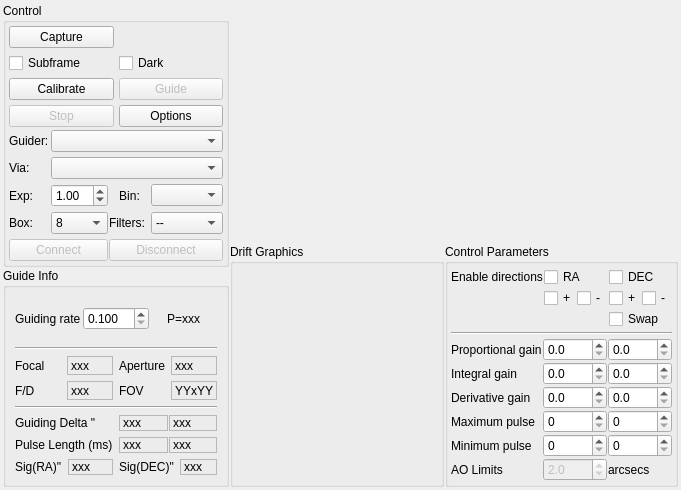
Before: the Qt Designer form kstars/ekos/guide/guide.ui in KDE/kstars, drawn with Qt 5.
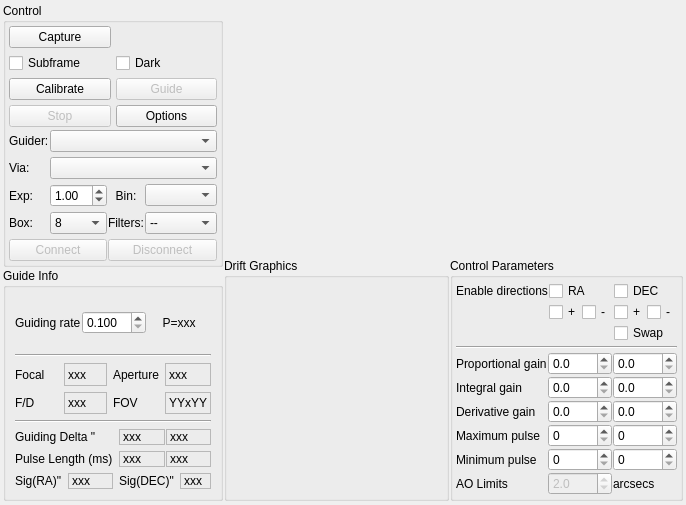
After: the same form once the commit is applied. Custom widgets are drawn as their Qt base class.

Commit message: Improve GUI. Fix resume/suspend action

The edit to the form file:
```diff
--- a/kstars/ekos/guide/guide.ui
+++ b/kstars/ekos/guide/guide.ui
@@ -6,8 +6,8 @@
    <rect>
     <x>0</x>
     <y>0</y>
-    <width>681</width>
-    <height>486</height>
+    <width>686</width>
+    <height>505</height>
    </rect>
   </property>
   <layout class="QVBoxLayout" name="verticalLayout_5">
@@ -629,6 +629,12 @@
       <layout class="QVBoxLayout" name="rightLayout">
        <item>
         <widget class="QWidget" name="guideWidget" native="true">
+         <property name="sizePolicy">
+          <sizepolicy hsizetype="Expanding" vsizetype="Expanding">
+           <horstretch>0</horstretch>
+           <verstretch>0</verstretch>
+          </sizepolicy>
+         </property>
          <property name="minimumSize">
           <size>
            <width>320</width>
@@ -1039,6 +1045,9 @@
      <property name="orientation">
       <enum>Qt::Vertical</enum>
      </property>
+     <property name="sizeType">
+      <enum>QSizePolicy::Preferred</enum>
+     </property>
      <property name="sizeHint" stdset="0">
       <size>
        <width>20</width>
```
The commit also changes 1 other file.
